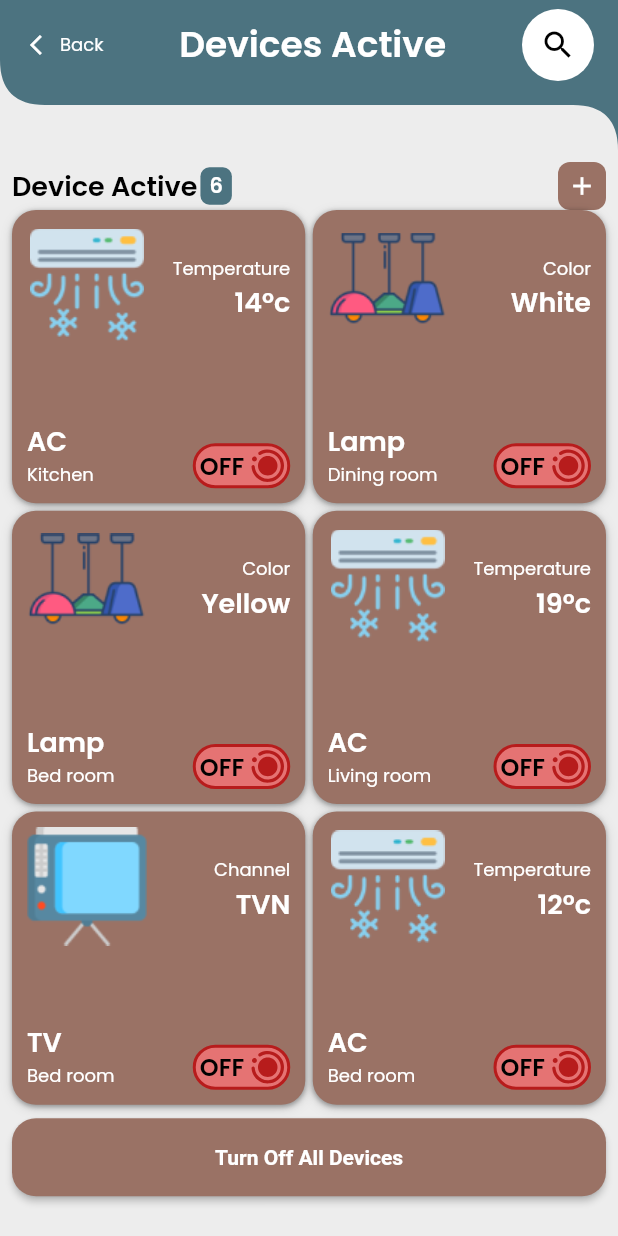
After one commit to shakibhoseen/innovainfosys, a Flutter app: the screen it shows after launch, after a tap on "See All", on a phone screen of 412 x 824 dp. The commit adds this screen. Run offline on Flutter 3.47's test engine with Material 2 defaults, Android fonts, the light colour scheme and no system bars; our stand-ins replace another_flushbar, flutter_svg, fluttertoast, google_fonts, google_nav_bar.

Commit message:
device active done

```diff
--- a/lib/main.dart
+++ b/lib/main.dart
@@ -1,8 +1,8 @@
 import 'package:flutter/material.dart';
 import 'package:provider/provider.dart';
 import 'package:small_home_application/res/my_colors.dart';
-import 'package:small_home_application/view/home_screen.dart';
-import 'package:small_home_application/view/parent_screen.dart';
+import 'package:small_home_application/utils/route/routes.dart';
+import 'package:small_home_application/utils/route/routes_name.dart';
 import 'package:small_home_application/view_model/bottom_nav_bar_view_model.dart';
 
 void main() {
@@ -33,12 +33,13 @@ class MyApp extends StatelessWidget {
           // is not restarted.
           primaryColor: MyColors.main2Color,
           secondaryHeaderColor: MyColors.mainColor,
-          appBarTheme: AppBarTheme(
+          appBarTheme: const AppBarTheme(
             backgroundColor: MyColors.main2Color,
           ),
           canvasColor: MyColors.backGroundApplicationColor,
         ),
-        home: const ParentScreen(),
+        initialRoute:  RoutesName.parentScreen,
+        onGenerateRoute:  Routes.genarateRoute,
       ),
     );
   }
--- /dev/null
+++ b/lib/res/design/device_active_screen/device_active_header.dart
@@ -0,0 +1,111 @@
+import 'package:flutter/material.dart';
+
+import 'package:small_home_application/res/constant.dart';
+import 'package:small_home_application/res/design/homepage/home_middle.dart';
+import 'package:small_home_application/res/design/mini_box.dart';
+import 'package:small_home_application/res/my_colors.dart';
+import 'package:small_home_application/utils/helper_widget.dart';
+
+Widget header(BuildContext context) {
+  return Row(
+    mainAxisAlignment: MainAxisAlignment.spaceBetween,
+    children: [
+      Row(
+        children: [
+          InkWell(
+              onTap: () {
+                Navigator.of(context).pop();
+              },
+              child: const Padding(
+                padding: EdgeInsets.all(4.0),
+                child: Icon(
+                  Icons.arrow_back_ios,
+                  size: 16,
+                ),
+              )),
+          Text('Back', style: Constant.popins_sm(color: Colors.white)),
+        ],
+      ),
+      Text('Devices Active',
+          style: Constant.popins_changeable_size(
+              fontSize: 24, fontWeight: FontWeight.w600, color: Colors.white)),
+      Container(
+          decoration:
+              BoxDecoration(color: Colors.white, shape: BoxShape.circle),
+          child: IconButton(
+            onPressed: () {},
+            icon: const Icon(Icons.search, color: Colors.black,),
+          )),
+    ],
+  );
+}
+
+Widget deviceActiveHomeDesign() {
+  return Column(
+    children: [
+      Row(
+        mainAxisAlignment: MainAxisAlignment.spaceBetween,
+        children: [
+          Row(
+            children: [
+              Text(
+                'Device Active',
+                style: Constant.popins_xl(),
+              ),
+              addHorizontalSpace(2),
+              miniBadgeBox('6'),
+            ],
+          ),
+          Container(
+            padding: const EdgeInsets.all(6),
+            decoration: BoxDecoration(
+              borderRadius: BorderRadius.circular(8),
+              color: MyColors.mainColor,
+            ),
+            child: const Icon(
+              Icons.add,
+              size: 20,
+              color: Colors.white,
+            ),
+          )
+        ],
+      ),
+      GridView.builder(
+        shrinkWrap: true,
+        physics: NeverScrollableScrollPhysics(),
+        itemCount: deviceActiveItems.length,
+        gridDelegate: SliverGridDelegateWithFixedCrossAxisCount(
+          crossAxisCount: 2,
+          crossAxisSpacing: 5,
+          mainAxisSpacing: 5,
+        ),
+        itemBuilder: (context, index) {
+          return homeActiveItemDesign(deviceActiveItems[index]);
+        },
+      ),
+      addVerticalSpace(9),
+      SizedBox(
+        width: double.infinity,
+        child: ElevatedButton(
+          onPressed: () {
+            // Handle button press
+          },
+          style: ElevatedButton.styleFrom(
+            primary: MyColors.mainColor,
+            shape: RoundedRectangleBorder(
+              borderRadius: BorderRadius.circular(16),
+            ),
+            padding: const EdgeInsets.all(18),
+          ),
+          child: const Text(
+            'Turn Off All Devices',
+            style: TextStyle(
+              fontWeight: FontWeight.w600,
+              color: Colors.white,
+            ),
+          ),
+        ),
+      )
+    ],
+  );
+}
--- a/lib/res/design/homepage/home_middle.dart
+++ b/lib/res/design/homepage/home_middle.dart
@@ -10,6 +10,7 @@ import 'package:small_home_application/res/design/mini_box.dart';
 import 'package:small_home_application/res/my_colors.dart';
 import 'package:small_home_application/res/symbol.dart';
 import 'package:small_home_application/utils/helper_widget.dart';
+import 'package:small_home_application/utils/route/routes_name.dart';
 
 final List<HomeRoomModel> roomItems = [
   HomeRoomModel(AssetsName.livingRoomHomePng, 5, 'Living Room', 19),
@@ -120,7 +121,7 @@ final List<DeviceActiveModel> deviceActiveItems = [
       "12$degreeCentiGrade", false),
 ];
 
-List<Widget> homePageActiveDesign() {
+List<Widget> homePageActiveDesign(BuildContext context) {
   return [
     Padding(
       padding: const EdgeInsets.only(top: 4, left: 8, right: 8),
@@ -138,10 +139,15 @@ List<Widget> homePageActiveDesign() {
               miniBadgeBox('6'),
             ],
           ),
-          Text(
-            'See All',
-            style: Constant.popins_lg(
-                color: MyColors.main2Color, fontWeight: FontWeight.w600),
+          InkWell(
+            onTap: (){
+              Navigator.pushNamed(context, RoutesName.deviceActiveScreen);
+            },
+            child: Text(
+              'See All',
+              style: Constant.popins_lg(
+                  color: MyColors.main2Color, fontWeight: FontWeight.w600),
+            ),
           ),
         ],
       ),
--- a/lib/utils/route/routes.dart
+++ b/lib/utils/route/routes.dart
@@ -1,5 +1,6 @@
 import 'package:flutter/material.dart';
 import 'package:small_home_application/utils/route/routes_name.dart';
+import 'package:small_home_application/view/device_active_screen.dart';
 import 'package:small_home_application/view/home_screen.dart';
 import 'package:small_home_application/view/parent_screen.dart';
 
@@ -15,6 +16,8 @@ class Routes {
       //   );
       case RoutesName.parentScreen:
         return MaterialPageRoute(builder: (context) => const ParentScreen(),);
+        case RoutesName.deviceActiveScreen:
+        return MaterialPageRoute(builder: (context) => const DeviceActiveScreen(),);
       default:
         return MaterialPageRoute(builder: (context) {
           return const Scaffold(
--- a/lib/utils/route/routes_name.dart
+++ b/lib/utils/route/routes_name.dart
@@ -3,4 +3,5 @@ class RoutesName{
   static const String loginScreen = "login_screen";
   static const String splashScreen = "splash_screen";
   static const String parentScreen = "parent_screen";
+  static const String deviceActiveScreen = "device_active_screen";
 }
--- /dev/null
+++ b/lib/view/device_active_screen.dart
@@ -0,0 +1,41 @@
+import 'package:flutter/material.dart';
+import 'package:small_home_application/res/component/my_custom_shape.dart';
+import 'package:small_home_application/res/design/device_active_screen/device_active_header.dart';
+class DeviceActiveScreen extends StatelessWidget {
+  const DeviceActiveScreen({Key? key}) : super(key: key);
+
+  @override
+  Widget build(BuildContext context) {
+    return Scaffold(
+      body: CustomScrollView(
+        slivers: [
+          SliverAppBar(
+            automaticallyImplyLeading: false,
+            collapsedHeight: 100,
+            toolbarHeight: 60,
+            shape: MyCustomShape(30),
+            pinned: true,
+            //expandedHeight: 310.0,
+            title: header(context),
+            // flexibleSpace: FlexibleSpaceBar(
+            //   background: backgorundAppBar(),
+            // ),
+
+          ),
+
+          SliverToBoxAdapter(
+              child: Column(
+                children: [
+                  Padding(
+                    padding: const EdgeInsets.all(8.0),
+                    child: deviceActiveHomeDesign(),
+                  ),
+                ],
+              )
+          ),
+
+        ],
+      ),
+    );
+  }
+}
--- a/lib/view/pages/home_page.dart
+++ b/lib/view/pages/home_page.dart
@@ -20,24 +20,13 @@ class HomePage extends StatelessWidget {
           flexibleSpace: FlexibleSpaceBar(
             background: backgorundAppBar(),
           ),
-          // bottom: PreferredSize(
-          //   preferredSize: const Size.fromHeight(80),
-          //   child: ClipPath(
-          //     clipper: WaveClipper(),
-          //     child: Container(
-          //       width: double.infinity,
-          //         height: 60,
-          //         color: Colors.green,
-          //         child: Text("hey")),
-          //   ),
-          // ),
         ),
 
         SliverToBoxAdapter(
           child: Column(
             children: [
               ...homePageRoomDesign(),
-              ...homePageActiveDesign(),
+              ...homePageActiveDesign(context),
             ],
           )
         ),
--- a/lib/view_model/bottom_nav_bar_view_model.dart
+++ b/lib/view_model/bottom_nav_bar_view_model.dart
@@ -1,7 +1,7 @@
 import 'package:flutter/cupertino.dart';
 
 class BottomNavBarViewModel with ChangeNotifier{
-  int _index = 1;
+  int _index = 0;
 
   get pageIndex => _index;
 
```
